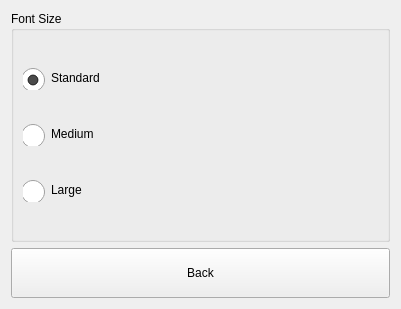
Before: the Qt Designer form dlgpreferences.ui in ic005k/Knot-Legacy, drawn with Qt 5.
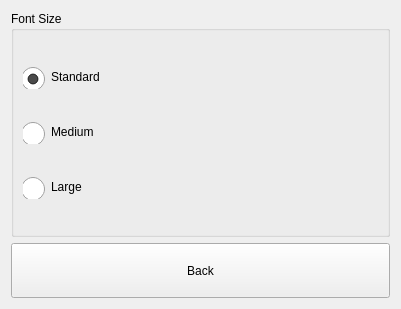
After: the same form once the commit is applied. Icons and pictures are not drawn.

What changed in the file:
```diff
--- a/dlgpreferences.ui
+++ b/dlgpreferences.ui
@@ -130,7 +130,7 @@
      <property name="minimumSize">
       <size>
        <width>0</width>
-       <height>50</height>
+       <height>55</height>
       </size>
      </property>
      <property name="text">
```
